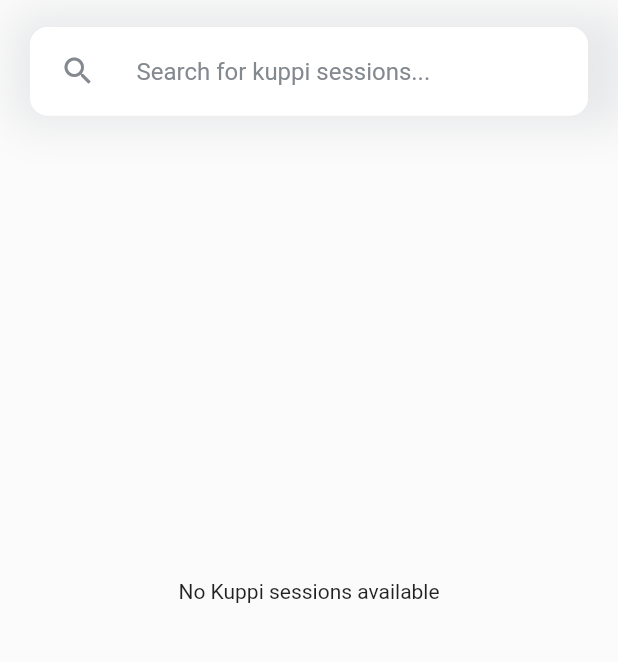
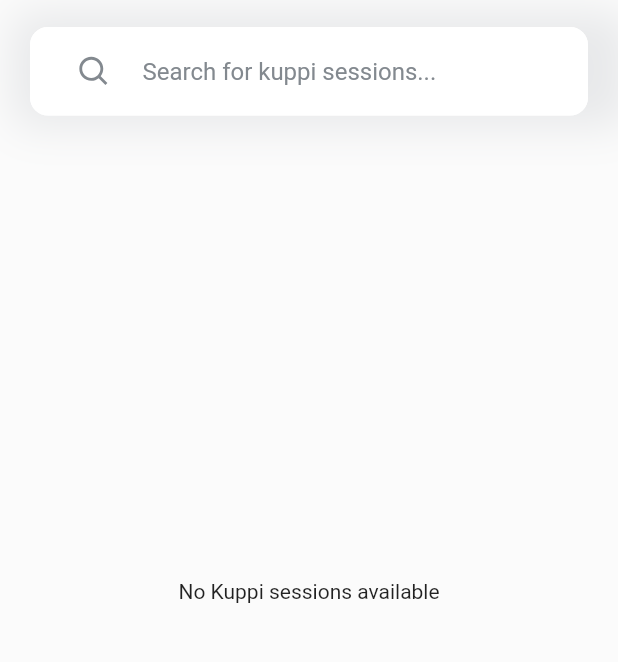
Before and after one commit to Chamith-Dilshan/ScholarSync_MobileApp, a Flutter app: the screen it shows once a user with an empty profile is signed in, item 3 of the bottom bar chosen, on a phone screen of 412 x 824 dp, the part 84-746 px from its top. Run offline on Flutter 3.47's test engine with Material 2 defaults, Android fonts, the phone set to English and light mode, and no system bars; drawn by our look-alikes of calendar_view; our stand-ins replace cloud_firestore, expandable_text, firebase_auth, firebase_core, firebase_storage, flutter_riverpod and 2 more; accounts and stored records are empty.

Commit message:
Add search function to Kuppi page

```diff
--- a/lib/common/search_bar.dart
+++ b/lib/common/search_bar.dart
@@ -1,5 +1,8 @@
 import 'package:flutter/material.dart';
 import 'package:scholarsync/theme/palette.dart';
+
+import '../constants/icon_constants.dart';
+import '../features/widgets/circular_icon_button.dart';
 
 class CustomSearchBar extends StatefulWidget {
   final String hint;
@@ -22,6 +25,8 @@ class CustomSearchBar extends StatefulWidget {
 
 class _CustomSearchBarState extends State<CustomSearchBar> {
   late FocusNode _focusNode;
+  final TextEditingController _textEditingController = TextEditingController();
+  bool _showClearIcon = false;
   Color? _currentIconColor;
 
   @override
@@ -30,12 +35,15 @@ class _CustomSearchBarState extends State<CustomSearchBar> {
     _focusNode = FocusNode();
     _currentIconColor = widget.iconColor;
     _focusNode.addListener(_onFocusChange);
+    _textEditingController.addListener(_onTextChanged);
   }
 
   @override
   void dispose() {
     _focusNode.removeListener(_onFocusChange);
     _focusNode.dispose();
+    _textEditingController.removeListener(_onTextChanged);
+    _textEditingController.dispose();
     super.dispose();
   }
 
@@ -44,7 +52,21 @@ class _CustomSearchBarState extends State<CustomSearchBar> {
       _currentIconColor = _focusNode.hasFocus
           ? PaletteLightMode.secondaryGreenColor
           : widget.iconColor;
+      _showClearIcon = _textEditingController.text.isNotEmpty;
     });
+  }
+
+  void _onTextChanged() {
+    setState(() {
+      _showClearIcon = _textEditingController.text.isNotEmpty;
+    });
+  }
+
+  void _clearSearch() {
+    _textEditingController.clear();
+    if (widget.onSearchSubmitted != null) {
+      widget.onSearchSubmitted!('');
+    }
   }
 
   @override
@@ -62,12 +84,8 @@ class _CustomSearchBarState extends State<CustomSearchBar> {
         ],
         borderRadius: BorderRadius.circular(12),
       ),
-      child: Theme(
-        data: Theme.of(context).copyWith(
-          // Set hoverColor to transparent to remove the transparency effect
-          hoverColor: PaletteLightMode.transparentColor,
-        ),
       child: TextField(
+        controller: _textEditingController,
         onSubmitted: widget.onSearchSubmitted,
         style: TextStyle(color: widget.textColor),
         cursorColor: PaletteLightMode.secondaryGreenColor,
@@ -78,9 +96,24 @@ class _CustomSearchBarState extends State<CustomSearchBar> {
           hintText: widget.hint,
           hintStyle: TextStyle(color: widget.textColor),
           prefixIcon: Padding(
-              padding: const EdgeInsets.only(left: 20, right: 27),
-              child: Icon(Icons.search, color: _currentIconColor),
+            padding: const EdgeInsets.only(left: 20, right: 10),
+            child: CircularIconButton(
+              buttonSize: 45,
+              iconAsset: IconConstants.searchIcon,
+              iconColor: _currentIconColor!,
+              buttonColor: PaletteLightMode.transparentColor,
+              onPressed: _clearSearch,
             ),
+          ),
+          suffixIcon: _showClearIcon
+              ? CircularIconButton(
+                  buttonSize: 30,
+                  iconAsset: IconConstants.closeIcon,
+                  iconColor: _currentIconColor!,
+                  buttonColor: PaletteLightMode.transparentColor,
+                  onPressed: _clearSearch,
+                )
+              : null,
           enabledBorder: OutlineInputBorder(
             borderSide: const BorderSide(color: Colors.white, width: 1.0),
             borderRadius: BorderRadius.circular(12),
@@ -92,7 +125,6 @@ class _CustomSearchBarState extends State<CustomSearchBar> {
           ),
         ),
       ),
-      ),
     );
   }
 }
--- a/lib/features/view/kuppi_page.dart
+++ b/lib/features/view/kuppi_page.dart
@@ -25,6 +25,7 @@ class _KuppiPageState extends State<KuppiPage> {
   File? _selectedImage;
   bool _isImageSelected = false;
   String? downloadURL;
+  String _searchQuery = '';
 
   final KuppiRepository _kuppiRepository = KuppiRepository();
 
@@ -87,6 +88,17 @@ class _KuppiPageState extends State<KuppiPage> {
     return '$day$daySuffix $month $year';
   }
 
+  List<KuppiSession> _filterSessions(List<KuppiSession> sessions) {
+    if (_searchQuery.isEmpty) {
+      return sessions; // Return all sessions if search query is empty
+    } else {
+      final query = _searchQuery.toLowerCase();
+      return sessions.where((session) {
+        return session.name.toLowerCase().contains(query);
+      }).toList();
+    }
+  }
+
   @override
   void dispose() {
     _nameController.dispose();
@@ -109,7 +121,11 @@ class _KuppiPageState extends State<KuppiPage> {
 
   @override
   Widget build(BuildContext context) {
-    return Scaffold(
+    return GestureDetector(
+      onTap: () {
+        FocusScope.of(context).unfocus();
+      },
+      child: Scaffold(
           appBar: UIConstants.appBar(
             title: 'Kuppi Sessions',
             fontSize: 18,
@@ -126,7 +142,12 @@ class _KuppiPageState extends State<KuppiPage> {
             children: [
               CustomSearchBar(
                 hint: 'Search for kuppi sessions...',
-              onSearchSubmitted: (query) {},
+                onSearchSubmitted: (query) {
+                  setState(() {
+                    _searchQuery = query.trim();
+                  });
+                  FocusScope.of(context).unfocus();
+                },
               ),
               const SizedBox(height: 18),
               Expanded(
@@ -148,13 +169,16 @@ class _KuppiPageState extends State<KuppiPage> {
                         child: Text('No Kuppi sessions available'),
                       );
                     } else {
+                      final filteredSessions = _filterSessions(snapshot.data!);
+
                       return ListView.builder(
                         physics: const BouncingScrollPhysics(),
                         padding: const EdgeInsets.only(
                             bottom: 20, left: 20, right: 20),
-                      itemCount: snapshot.data!.length,
+                        // itemCount: snapshot.data!.length,
+                        itemCount: filteredSessions.length,
                         itemBuilder: (context, index) {
-                        KuppiSession session = snapshot.data![index];
+                          KuppiSession session = filteredSessions[index];
                           return Padding(
                             padding: const EdgeInsets.only(bottom: 15),
                             child: KuppiWidget(
@@ -201,7 +225,8 @@ class _KuppiPageState extends State<KuppiPage> {
               width: 25,
               height: 25,
             ),
-        ));
+          )),
+    );
   }
 
   void _showFormDialog(BuildContext context, {KuppiSession? session}) async {
```
Lines whose indentation alone changed are shown as unchanged.
